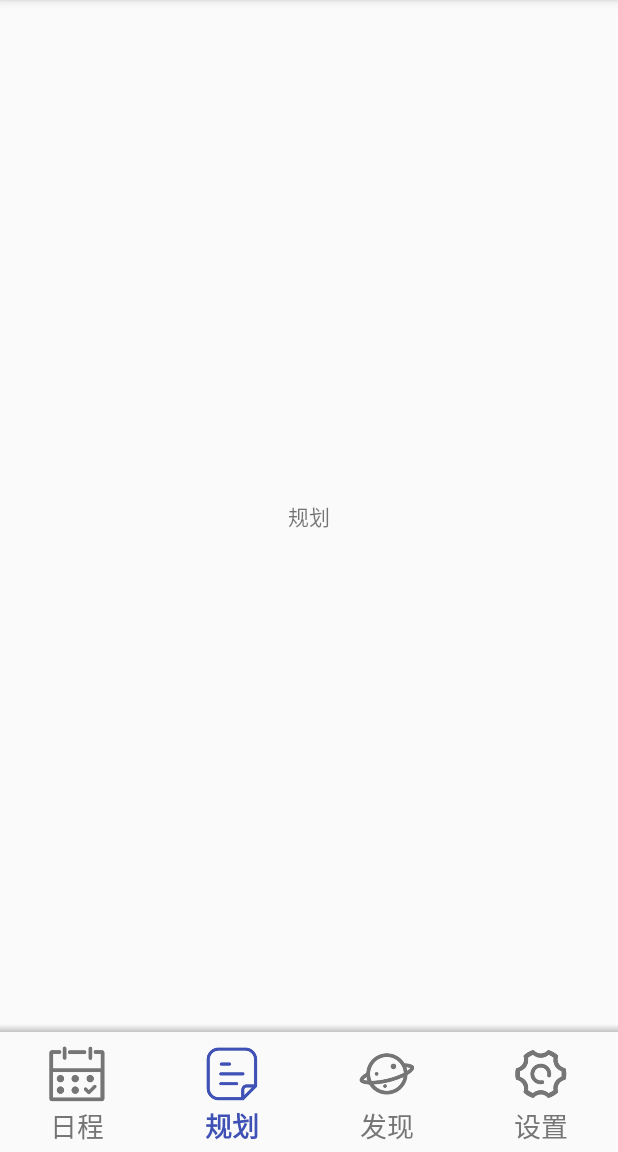
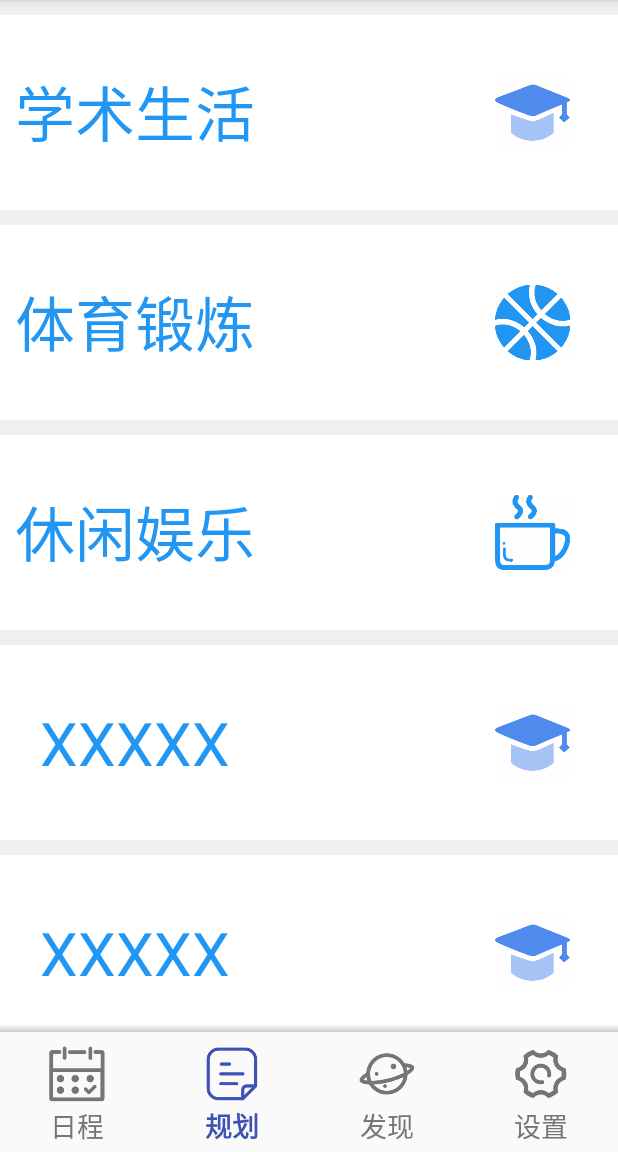
Before and after one commit to XJay18/Joy-plan, an Android app: the HomeFragment screen opened directly, with no data from a screen before it, item 2 of the bottom bar chosen, on a phone screen of 412 x 824 dp, the part 84-1236 px from its top. Run offline under Robolectric (Android 15) with nearby library versions, the phone set to English and light mode, and no system bars.

```diff
--- a/app/build.gradle
+++ b/app/build.gradle
@@ -22,6 +22,7 @@ android {
 dependencies {
     implementation fileTree(include: ['*.jar'], dir: 'libs')
     implementation 'com.android.support:appcompat-v7:28.0.0'
+    implementation 'com.android.support:support-v4:28.0.0'
     implementation 'com.android.support.constraint:constraint-layout:1.1.3'
     implementation 'com.android.support:design:28.0.0'
     testImplementation 'junit:junit:4.12'
--- a/app/src/main/java/com/android/xjay/joyplan/HomeFragment.java
+++ b/app/src/main/java/com/android/xjay/joyplan/HomeFragment.java
@@ -46,6 +46,11 @@ public class HomeFragment extends Fragment implements View.OnClickListener {
                 view.findViewById(R.id.ll_sxj).setOnClickListener(this);
                 return view;
             }
+            case "规划":
+            {
+                View view=inflater.inflate(R.layout.fragment_plan,null);
+                return view;
+            }
             default:{
                 View view = inflater.inflate(R.layout.fragment_base, null);
                 TextView tvInfo = (TextView) view.findViewById(R.id.textView);
--- a/app/src/main/java/com/android/xjay/joyplan/MainActivity.java
+++ b/app/src/main/java/com/android/xjay/joyplan/MainActivity.java
@@ -15,7 +15,7 @@ public class MainActivity extends AppCompatActivity {
 
 
     public void btn_home(View view){
-        Intent intent = new Intent(this, FqzActivity.class);
+        Intent intent = new Intent(this, HomeActivity.class);
         startActivity(intent);
     }
 }
--- /dev/null
+++ b/app/src/main/res/layout/fragment_plan.xml
@@ -0,0 +1,158 @@
+<?xml version="1.0" encoding="utf-8"?>
+<LinearLayout xmlns:android="http://schemas.android.com/apk/res/android"
+    xmlns:app="http://schemas.android.com/apk/res-auto"
+    xmlns:tools="http://schemas.android.com/tools"
+    android:layout_width="match_parent"
+    android:layout_height="match_parent"
+    android:orientation="vertical"
+    >
+
+
+
+
+    <ScrollView
+        android:layout_width="match_parent"
+        android:layout_height="wrap_content">
+
+        <LinearLayout
+            android:layout_width="match_parent"
+            android:layout_height="wrap_content"
+            android:orientation="vertical"
+            android:background="@color/fragment_plan_background"
+            >
+
+            <LinearLayout
+                android:layout_width="match_parent"
+                android:layout_height="130dp"
+                android:gravity="center_vertical"
+                android:layout_marginTop="10dp"
+                android:background="@color/date_picker_bg"
+                android:orientation="horizontal">
+
+                <TextView
+                    android:layout_width="160dp"
+                    android:layout_height="wrap_content"
+                    android:layout_marginLeft="10dp"
+                    android:text="学术生活"
+                    android:textColor="@color/fragment_plan_colorPrimary"
+                    android:textSize="40dp" />
+
+                <ImageView
+                    android:id="@+id/imageView13"
+                    android:layout_width="50dp"
+                    android:layout_height="50dp"
+                    android:layout_marginLeft="160dp"
+                    android:layout_marginRight="0dp"
+                    app:srcCompat="@drawable/ic_study" />
+            </LinearLayout>
+
+
+            <LinearLayout
+                android:layout_width="match_parent"
+                android:layout_height="130dp"
+                android:gravity="center_vertical"
+                android:layout_marginTop="10dp"
+                android:background="@color/date_picker_bg"
+                android:orientation="horizontal">
+
+                <TextView
+                    android:layout_width="160dp"
+                    android:layout_height="wrap_content"
+                    android:layout_marginLeft="10dp"
+                    android:gravity="center_horizontal"
+                    android:text="体育锻炼"
+                    android:textColor="@color/fragment_plan_colorPrimary"
+                    android:textSize="40dp" />
+
+                <ImageView
+                    android:id="@+id/imageView14"
+                    android:layout_width="50dp"
+                    android:layout_height="50dp"
+                    android:layout_marginLeft="160dp"
+                    android:layout_marginRight="0dp"
+                    app:srcCompat="@drawable/ic_sports" />
+            </LinearLayout>
+
+            <LinearLayout
+                android:layout_width="match_parent"
+                android:layout_height="130dp"
+                android:gravity="center_vertical"
+                android:layout_marginTop="10dp"
+                android:background="@color/date_picker_bg"
+                android:orientation="horizontal">
+
+                <TextView
+                    android:layout_width="160dp"
+                    android:layout_height="wrap_content"
+                    android:layout_marginLeft="10dp"
+                    android:gravity="center_horizontal"
+                    android:text="休闲娱乐"
+                    android:textColor="@color/fragment_plan_colorPrimary"
+                    android:textSize="40dp" />
+
+                <ImageView
+                    android:id="@+id/imageView15"
+                    android:layout_width="50dp"
+                    android:layout_height="50dp"
+                    android:layout_marginLeft="160dp"
+                    android:layout_marginRight="0dp"
+                    app:srcCompat="@drawable/ic_amusement" />
+            </LinearLayout>
+
+            <LinearLayout
+                android:layout_width="match_parent"
+                android:layout_height="130dp"
+                android:gravity="center_vertical"
+                android:layout_marginTop="10dp"
+                android:background="@color/date_picker_bg"
+                android:orientation="horizontal">
+
+                <TextView
+                    android:layout_width="160dp"
+                    android:layout_height="wrap_content"
+                    android:layout_marginLeft="10dp"
+                    android:gravity="center_horizontal"
+                    android:text="XXXXX"
+                    android:textColor="@color/fragment_plan_colorPrimary"
+                    android:textSize="40dp" />
+
+                <ImageView
+                    android:id="@+id/imageView16"
+                    android:layout_width="50dp"
+                    android:layout_height="50dp"
+                    android:layout_marginLeft="160dp"
+                    android:layout_marginRight="0dp"
+                    app:srcCompat="@drawable/ic_study" />
+            </LinearLayout>
+
+            <LinearLayout
+                android:layout_width="match_parent"
+                android:layout_height="130dp"
+                android:gravity="center_vertical"
+                android:layout_marginTop="10dp"
+                android:background="@color/date_picker_bg"
+                android:orientation="horizontal">
+
+                <TextView
+                    android:layout_width="160dp"
+                    android:layout_height="wrap_content"
+                    android:layout_marginLeft="10dp"
+                    android:gravity="center_horizontal"
+                    android:text="XXXXX"
+                    android:textColor="@color/fragment_plan_colorPrimary"
+                    android:textSize="40dp" />
+
+                <ImageView
+                    android:id="@+id/imageView17"
+                    android:layout_width="50dp"
+                    android:layout_height="50dp"
+                    android:layout_marginLeft="160dp"
+                    android:layout_marginRight="0dp"
+                    app:srcCompat="@drawable/ic_study" />
+            </LinearLayout>
+
+        </LinearLayout>
+    </ScrollView>
+
+
+</LinearLayout>
--- a/app/src/main/res/values/colors.xml
+++ b/app/src/main/res/values/colors.xml
@@ -3,10 +3,11 @@
     <color name="colorPrimary">#008577</color>
     <color name="colorPrimaryDark">#00574B</color>
     <color name="colorAccent">#D81B60</color>
-
+    <color name="fragment_plan_background">#EFEFEF</color>
     <color name="date_picker_text_light">#59B29C</color>
     <color name="date_picker_text_dark">#333333</color>
     <color name="date_picker_bg">#FFFFFF</color>
+    <color name="fragment_plan_colorPrimary">#2196F3</color>
     <color name="date_picker_divider">#11112233</color>
 
     <color name="tab_checked">#3F51B5</color>
```
Also changed, not shown: app/src/main/res/drawable-hdpi/ic_amusement.png (added), app/src/main/res/drawable-hdpi/ic_sports.png (added), app/src/main/res/drawable-hdpi/ic_study.png (added), app/src/main/res/drawable-mdpi/ic_amusement.png (added), app/src/main/res/drawable-mdpi/ic_sports.png (added), app/src/main/res/drawable-mdpi/ic_study.png (added), app/src/main/res/drawable-xhdpi/ic_amusement.png (added), app/src/main/res/drawable-xhdpi/ic_sports.png (added), app/src/main/res/drawable-xhdpi/ic_study.png (added), app/src/main/res/drawable-xxhdpi/ic_amusement.png (added), app/src/main/res/drawable-xxhdpi/ic_sports.png (added), app/src/main/res/drawable-xxhdpi/ic_study.png (added), app/src/main/res/drawable-xxxhdpi/ic_amusement.png (added), app/src/main/res/drawable-xxxhdpi/ic_sports.png (added), 1 more files.
